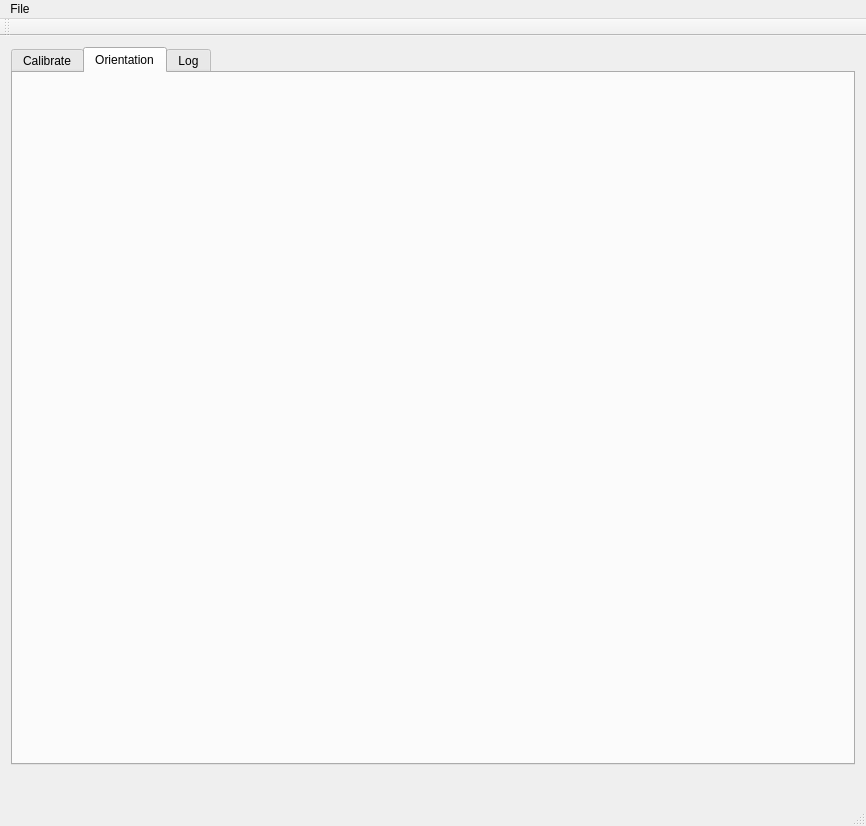
Above: software/host/qtcalibrate/mainwindow.ui from tag-designs/software before the change. Below: the same form after it.
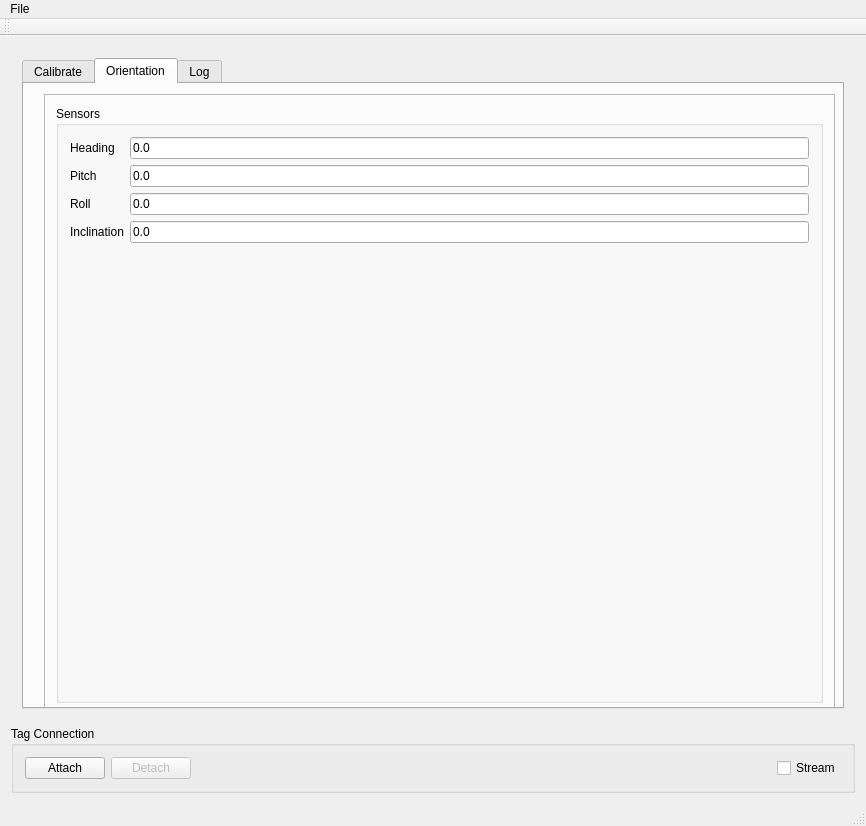
That is the form after the change. The open tabs and pages were chosen to show the change. Custom widgets are drawn as their Qt base class.

Commit message: orientation working with label output

Diff of the .ui file:
```diff
--- a/software/host/qtcalibrate/mainwindow.ui
+++ b/software/host/qtcalibrate/mainwindow.ui
@@ -16,9 +16,12 @@
   <widget class="QWidget" name="centralWidget">
    <layout class="QVBoxLayout" name="verticalLayout">
     <item>
+     <widget class="QWidget" name="widget_4" native="true">
+      <layout class="QHBoxLayout" name="horizontalLayout_5">
+       <item>
      <widget class="QTabWidget" name="tabWidget">
       <property name="currentIndex">
-       <number>0</number>
+          <number>1</number>
       </property>
       <widget class="QWidget" name="calTab">
        <attribute name="title">
@@ -287,7 +290,10 @@
                 </property>
                 <layout class="QVBoxLayout" name="verticalLayout_2">
                  <item>
-                  <widget class="QPushButton" name="connectButton">
+                     <widget class="QPushButton" name="startButton">
+                      <property name="enabled">
+                       <bool>false</bool>
+                      </property>
                    <property name="toolTip">
                     <string>Start Data Collection</string>
                    </property>
@@ -297,7 +303,7 @@
                   </widget>
                  </item>
                  <item>
-                  <widget class="QPushButton" name="disconnectButton">
+                     <widget class="QPushButton" name="stopButton">
                    <property name="enabled">
                     <bool>false</bool>
                    </property>
@@ -309,21 +315,11 @@
                    </property>
                   </widget>
                  </item>
-                 <item>
-                  <spacer name="verticalSpacer_2">
-                   <property name="orientation">
-                    <enum>Qt::Orientation::Vertical</enum>
-                   </property>
-                   <property name="sizeHint" stdset="0">
-                    <size>
-                     <width>20</width>
-                     <height>40</height>
-                    </size>
-                   </property>
-                  </spacer>
-                 </item>
                  <item>
                   <widget class="QPushButton" name="clearButton">
+                      <property name="enabled">
+                       <bool>false</bool>
+                      </property>
                    <property name="toolTip">
                     <string>Clear calibration data</string>
                    </property>
@@ -333,52 +329,42 @@
                   </widget>
                  </item>
                  <item>
-                  <widget class="QPushButton" name="pushButton_3">
+                     <spacer name="verticalSpacer_2">
+                      <property name="orientation">
+                       <enum>Qt::Orientation::Vertical</enum>
+                      </property>
+                      <property name="sizeHint" stdset="0">
+                       <size>
+                        <width>20</width>
+                        <height>40</height>
+                       </size>
+                      </property>
+                     </spacer>
+                    </item>
+                    <item>
+                     <widget class="QPushButton" name="saveButton">
+                      <property name="enabled">
+                       <bool>false</bool>
+                      </property>
                    <property name="text">
                     <string>Save</string>
                    </property>
                   </widget>
                  </item>
-                </layout>
-               </widget>
-              </item>
-             </layout>
-            </widget>
-           </item>
-          </layout>
-         </widget>
-        </item>
         <item>
-         <widget class="QGroupBox" name="groupBox_3">
-          <property name="title">
-           <string>Tag Connection</string>
-          </property>
-          <layout class="QHBoxLayout" name="horizontalLayout">
-           <item>
-            <widget class="QPushButton" name="pushButton">
+                     <widget class="QPushButton" name="loadButton">
+                      <property name="enabled">
+                       <bool>false</bool>
+                      </property>
              <property name="text">
-              <string>Attach</string>
+                       <string>Load</string>
              </property>
             </widget>
            </item>
-           <item>
-            <spacer name="horizontalSpacer_2">
-             <property name="orientation">
-              <enum>Qt::Orientation::Horizontal</enum>
-             </property>
-             <property name="sizeHint" stdset="0">
-              <size>
-               <width>40</width>
-               <height>20</height>
-              </size>
-             </property>
-            </spacer>
-           </item>
-           <item>
-            <widget class="QPushButton" name="pushButton_2">
-             <property name="text">
-              <string>Detach</string>
-             </property>
+                   </layout>
+                  </widget>
+                 </item>
+                </layout>
             </widget>
            </item>
           </layout>
@@ -396,6 +382,107 @@
        <attribute name="title">
         <string>Orientation</string>
        </attribute>
+          <widget class="QFrame" name="frame">
+           <property name="geometry">
+            <rect>
+             <x>20</x>
+             <y>10</y>
+             <width>791</width>
+             <height>621</height>
+            </rect>
+           </property>
+           <property name="sizePolicy">
+            <sizepolicy hsizetype="Preferred" vsizetype="Expanding">
+             <horstretch>0</horstretch>
+             <verstretch>0</verstretch>
+            </sizepolicy>
+           </property>
+           <property name="frameShape">
+            <enum>QFrame::Shape::StyledPanel</enum>
+           </property>
+           <property name="frameShadow">
+            <enum>QFrame::Shadow::Raised</enum>
+           </property>
+           <layout class="QHBoxLayout" name="horizontalLayout_6">
+            <item>
+             <widget class="QGroupBox" name="groupBox_9">
+              <property name="title">
+               <string>Sensors</string>
+              </property>
+              <layout class="QFormLayout" name="formLayout">
+               <item row="0" column="0">
+                <widget class="QLabel" name="label">
+                 <property name="text">
+                  <string>Heading</string>
+                 </property>
+                </widget>
+               </item>
+               <item row="0" column="1">
+                <widget class="QLineEdit" name="yawEdit">
+                 <property name="text">
+                  <string>0.0</string>
+                 </property>
+                 <property name="readOnly">
+                  <bool>true</bool>
+                 </property>
+                </widget>
+               </item>
+               <item row="1" column="1">
+                <widget class="QLineEdit" name="pitchEdit">
+                 <property name="text">
+                  <string>0.0</string>
+                 </property>
+                 <property name="readOnly">
+                  <bool>true</bool>
+                 </property>
+                </widget>
+               </item>
+               <item row="1" column="0">
+                <widget class="QLabel" name="label_3">
+                 <property name="text">
+                  <string>Pitch</string>
+                 </property>
+                </widget>
+               </item>
+               <item row="2" column="1">
+                <widget class="QLineEdit" name="rollEdit">
+                 <property name="text">
+                  <string>0.0</string>
+                 </property>
+                 <property name="readOnly">
+                  <bool>true</bool>
+                 </property>
+                </widget>
+               </item>
+               <item row="2" column="0">
+                <widget class="QLabel" name="label_4">
+                 <property name="text">
+                  <string>Roll</string>
+                 </property>
+                </widget>
+               </item>
+               <item row="3" column="1">
+                <widget class="QLineEdit" name="dipEdit">
+                 <property name="text">
+                  <string>0.0</string>
+                 </property>
+                 <property name="readOnly">
+                  <bool>true</bool>
+                 </property>
+                </widget>
+               </item>
+               <item row="3" column="0">
+                <widget class="QLabel" name="label_2">
+                 <property name="text">
+                  <string>Inclination</string>
+                 </property>
+                </widget>
+               </item>
+              </layout>
+             </widget>
+            </item>
+           </layout>
+          </widget>
       </widget>
       <widget class="QWidget" name="logTab">
        <attribute name="title">
@@ -467,9 +554,53 @@
       </widget>
      </widget>
     </item>
+      </layout>
+     </widget>
+    </item>
     <item>
-     <widget class="QWidget" name="widget_4" native="true">
-      <layout class="QHBoxLayout" name="horizontalLayout_5"/>
+     <widget class="QGroupBox" name="groupBox_3">
+      <property name="title">
+       <string>Tag Connection</string>
+      </property>
+      <layout class="QHBoxLayout" name="horizontalLayout">
+       <item>
+        <widget class="QPushButton" name="attachButton">
+         <property name="text">
+          <string>Attach</string>
+         </property>
+        </widget>
+       </item>
+       <item>
+        <widget class="QPushButton" name="detachButton">
+         <property name="enabled">
+          <bool>false</bool>
+         </property>
+         <property name="text">
+          <string>Detach</string>
+         </property>
+        </widget>
+       </item>
+       <item>
+        <spacer name="horizontalSpacer_2">
+         <property name="orientation">
+          <enum>Qt::Orientation::Horizontal</enum>
+         </property>
+         <property name="sizeHint" stdset="0">
+          <size>
+           <width>40</width>
+           <height>20</height>
+          </size>
+         </property>
+        </spacer>
+       </item>
+       <item>
+        <widget class="QCheckBox" name="streamCheckBox">
+         <property name="text">
+          <string>Stream</string>
+         </property>
+        </widget>
+       </item>
+      </layout>
      </widget>
     </item>
    </layout>
```
Lines whose indentation alone changed are shown as unchanged. The commit also changes 7 other files.
